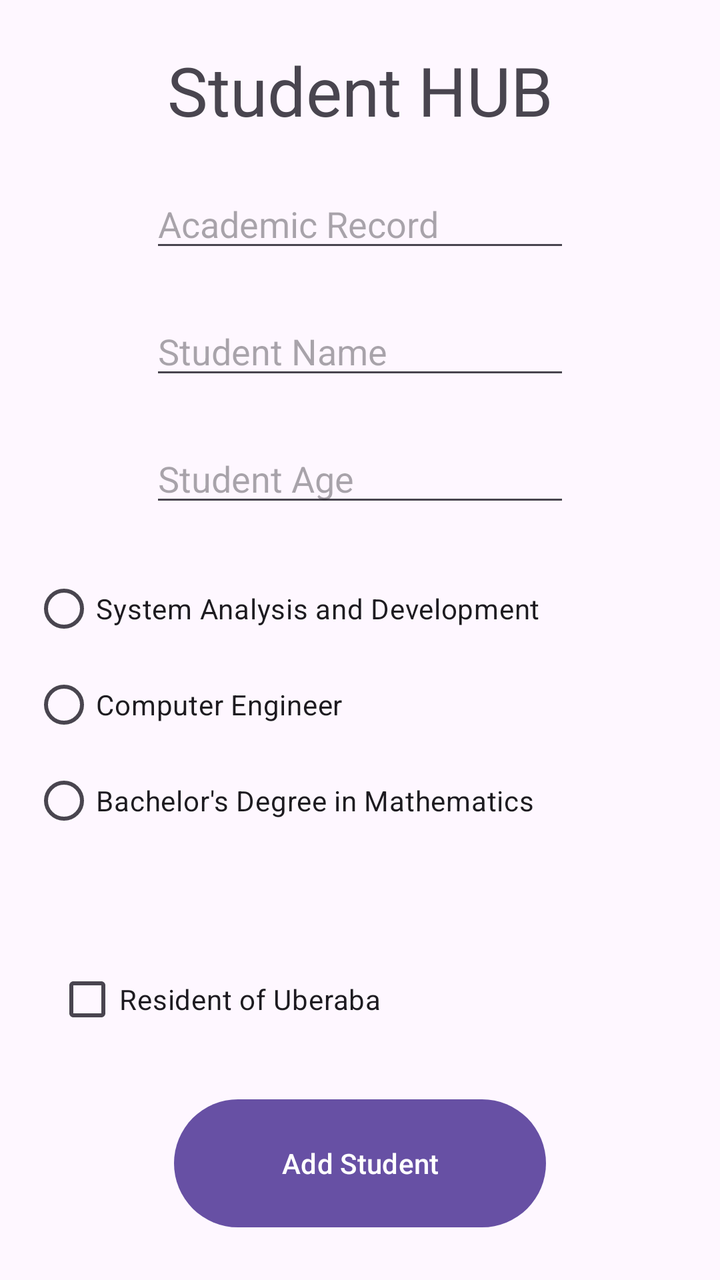
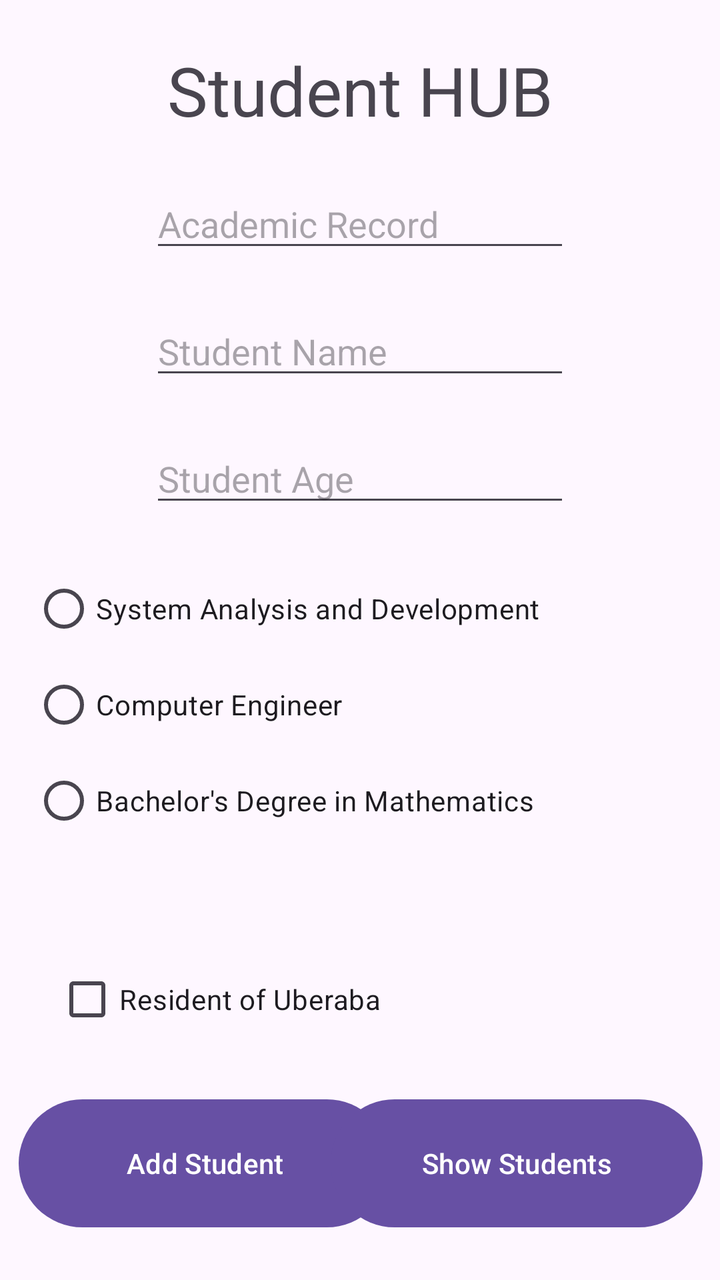

An Android layout rendered at two revisions. The XML below is the earlier revision; the diff shows what the commit changed to produce the second picture.
<!-- AndroidManifest.xml: application theme Theme.PassingDataBetweenScreens -->
<!-- res/layout/screen_01.xml -->
<?xml version="1.0" encoding="utf-8"?>
<androidx.constraintlayout.widget.ConstraintLayout xmlns:android="http://schemas.android.com/apk/res/android"
    xmlns:app="http://schemas.android.com/apk/res-auto"
    xmlns:tools="http://schemas.android.com/tools"
    android:id="@+id/main"
    android:layout_width="match_parent"
    android:layout_height="match_parent"
    tools:context=".Screen01">

    <TextView
        android:id="@+id/textView"
        android:layout_width="wrap_content"
        android:layout_height="wrap_content"
        android:text="Student HUB"
        android:textSize="34sp"
        app:layout_constraintBottom_toTopOf="@+id/et_academicRecord"
        app:layout_constraintEnd_toEndOf="parent"
        app:layout_constraintHorizontal_bias="0.5"
        app:layout_constraintStart_toStartOf="parent"
        app:layout_constraintTop_toTopOf="parent"
        app:layout_constraintVertical_bias="0.5" />

    <EditText
        android:id="@+id/et_academicRecord"
        android:layout_width="wrap_content"
        android:layout_height="wrap_content"
        android:ems="10"
        android:hint="Academic Record"
        android:inputType="number"
        app:layout_constraintBottom_toTopOf="@+id/et_studentName"
        app:layout_constraintEnd_toEndOf="parent"
        app:layout_constraintHorizontal_bias="0.5"
        app:layout_constraintStart_toStartOf="parent"
        app:layout_constraintTop_toBottomOf="@+id/textView"
        app:layout_constraintVertical_bias="0.5" />

    <EditText
        android:id="@+id/et_studentName"
        android:layout_width="wrap_content"
        android:layout_height="wrap_content"
        android:ems="10"
        android:hint="Student Name"
        android:inputType="text"
        app:layout_constraintBottom_toTopOf="@+id/et_studentAge"
        app:layout_constraintEnd_toEndOf="parent"
        app:layout_constraintHorizontal_bias="0.5"
        app:layout_constraintStart_toStartOf="parent"
        app:layout_constraintTop_toBottomOf="@+id/et_academicRecord"
        app:layout_constraintVertical_bias="0.5" />

    <EditText
        android:id="@+id/et_studentAge"
        android:layout_width="wrap_content"
        android:layout_height="wrap_content"
        android:ems="10"
        android:hint="Student Age"
        android:inputType="number"
        app:layout_constraintBottom_toTopOf="@+id/rg_courses"
        app:layout_constraintEnd_toEndOf="parent"
        app:layout_constraintHorizontal_bias="0.5"
        app:layout_constraintStart_toStartOf="parent"
        app:layout_constraintTop_toBottomOf="@+id/et_studentName"
        app:layout_constraintVertical_bias="0.5" />

    <RadioGroup
        android:id="@+id/rg_courses"
        android:layout_width="328dp"
        android:layout_height="173dp"
        app:layout_constraintBottom_toTopOf="@+id/cb_residentUberaba"
        app:layout_constraintEnd_toEndOf="parent"
        app:layout_constraintHorizontal_bias="0.5"
        app:layout_constraintStart_toStartOf="parent"
        app:layout_constraintTop_toBottomOf="@+id/et_studentAge"
        app:layout_constraintVertical_bias="0.5">

        <RadioButton
            android:id="@+id/rb_systemAnalysisDevelopment"
            android:layout_width="match_parent"
            android:layout_height="wrap_content"
            android:text="System Analysis and Development" />

        <RadioButton
            android:id="@+id/rb_computerEngineer"
            android:layout_width="match_parent"
            android:layout_height="wrap_content"
            android:text="Computer Engineer" />

        <RadioButton
            android:id="@+id/rb_bachelorsDegreeMath"
            android:layout_width="match_parent"
            android:layout_height="wrap_content"
            android:text="Bachelor's Degree in Mathematics"
            tools:layout_editor_absoluteX="-82dp"
            tools:layout_editor_absoluteY="559dp" />

    </RadioGroup>

    <CheckBox
        android:id="@+id/cb_residentUberaba"
        android:layout_width="wrap_content"
        android:layout_height="wrap_content"
        android:text="Resident of Uberaba"
        app:layout_constraintBottom_toTopOf="@+id/btn_addStudent"
        app:layout_constraintEnd_toEndOf="parent"
        app:layout_constraintHorizontal_bias="0.14"
        app:layout_constraintStart_toStartOf="parent"
        app:layout_constraintTop_toBottomOf="@+id/rg_courses"
        app:layout_constraintVertical_bias="0.5" />

    <Button
        android:id="@+id/btn_addStudent"
        android:layout_width="186dp"
        android:layout_height="72dp"
        android:text="Add Student"
        app:layout_constraintBottom_toBottomOf="parent"
        app:layout_constraintEnd_toEndOf="parent"
        app:layout_constraintHorizontal_bias="0.5"
        app:layout_constraintStart_toStartOf="parent"
        app:layout_constraintTop_toBottomOf="@+id/cb_residentUberaba"
        app:layout_constraintVertical_bias="0.5" />

</androidx.constraintlayout.widget.ConstraintLayout>
<!-- resources referenced by this layout -->
<resources>
  <style name="Theme.PassingDataBetweenScreens" parent="Base.Theme.PassingDataBetweenScreens" />
  <style name="Base.Theme.PassingDataBetweenScreens" parent="Theme.Material3.DayNight.NoActionBar">
          
          
      </style>
</resources>

<!-- the commit's change to res/layout/screen_01.xml (unified diff, before → after) -->
@@ -114,9 +114,20 @@
         android:text="Add Student"
         app:layout_constraintBottom_toBottomOf="parent"
         app:layout_constraintEnd_toEndOf="parent"
-        app:layout_constraintHorizontal_bias="0.5"
+        app:layout_constraintHorizontal_bias="0.053"
         app:layout_constraintStart_toStartOf="parent"
         app:layout_constraintTop_toBottomOf="@+id/cb_residentUberaba"
         app:layout_constraintVertical_bias="0.5" />
 
+    <Button
+        android:id="@+id/btn_showStudents"
+        android:layout_width="186dp"
+        android:layout_height="72dp"
+        android:text="Show Students"
+        app:layout_constraintBottom_toBottomOf="parent"
+        app:layout_constraintEnd_toEndOf="parent"
+        app:layout_constraintHorizontal_bias="0.951"
+        app:layout_constraintStart_toStartOf="parent"
+        app:layout_constraintTop_toBottomOf="@+id/cb_residentUberaba" />
+
 </androidx.constraintlayout.widget.ConstraintLayout>
